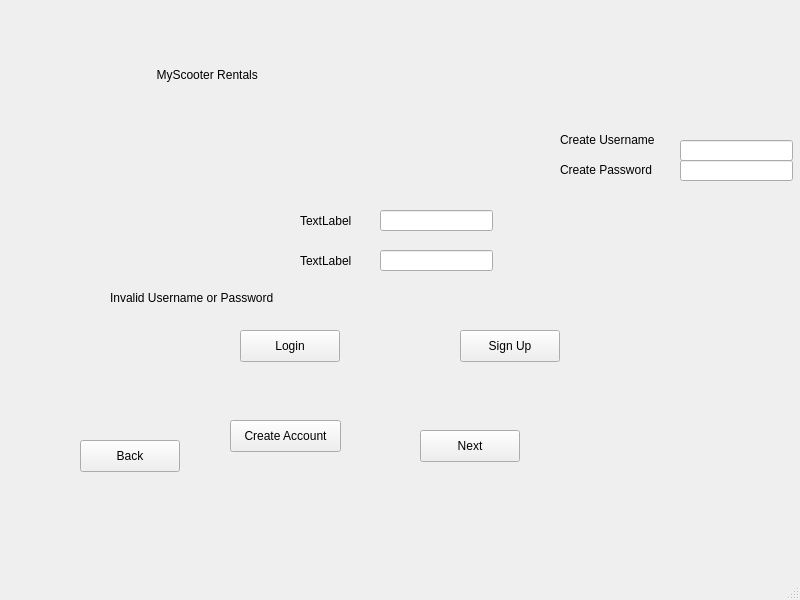
Above: mainwindow.ui from DanielleSamaroo/Group-5-Scooters before the change. Below: the same form after it.
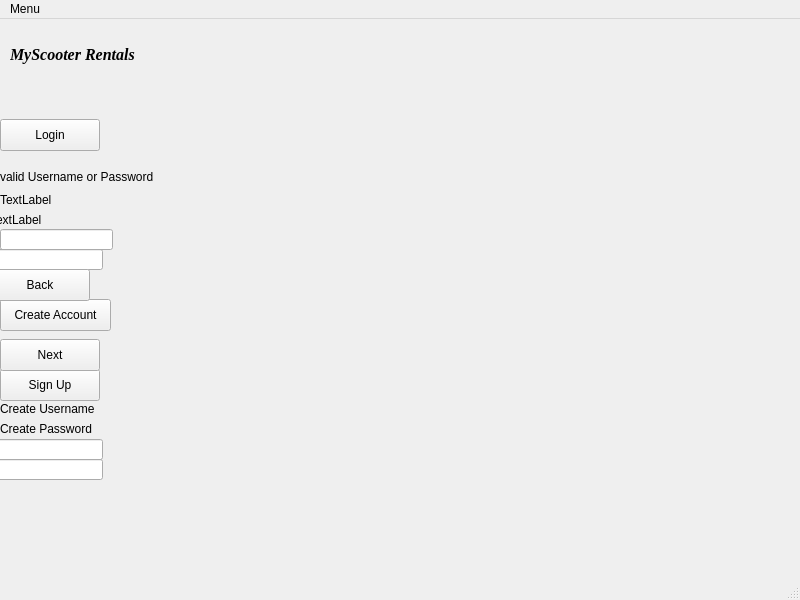
That is the form after the change. Icons and pictures are not drawn.

```diff
--- a/mainwindow.ui
+++ b/mainwindow.ui
@@ -13,18 +13,12 @@
   <property name="windowTitle">
    <string>MainWindow</string>
   </property>
-  <property name="iconSize">
-   <size>
-    <width>24</width>
-    <height>24</height>
-   </size>
-  </property>
   <widget class="QWidget" name="centralwidget">
    <widget class="QPushButton" name="pushButton">
     <property name="geometry">
      <rect>
-      <x>240</x>
-      <y>330</y>
+      <x>0</x>
+      <y>100</y>
       <width>100</width>
       <height>32</height>
      </rect>
@@ -36,8 +30,8 @@
    <widget class="QPushButton" name="pushButton_2">
     <property name="geometry">
      <rect>
-      <x>460</x>
-      <y>330</y>
+      <x>0</x>
+      <y>350</y>
       <width>100</width>
       <height>32</height>
      </rect>
@@ -49,8 +43,8 @@
    <widget class="QLabel" name="label">
     <property name="geometry">
      <rect>
-      <x>300</x>
-      <y>210</y>
+      <x>0</x>
+      <y>170</y>
       <width>71</width>
       <height>21</height>
      </rect>
@@ -62,8 +56,8 @@
    <widget class="QLabel" name="label_2">
     <property name="geometry">
      <rect>
-      <x>300</x>
-      <y>250</y>
+      <x>-10</x>
+      <y>190</y>
       <width>71</width>
       <height>21</height>
      </rect>
@@ -75,7 +69,7 @@
    <widget class="QLineEdit" name="lineEdit">
     <property name="geometry">
      <rect>
-      <x>380</x>
+      <x>0</x>
       <y>210</y>
       <width>113</width>
       <height>21</height>
@@ -85,8 +79,8 @@
    <widget class="QLineEdit" name="lineEdit_2">
     <property name="geometry">
      <rect>
-      <x>380</x>
-      <y>250</y>
+      <x>-10</x>
+      <y>230</y>
       <width>113</width>
       <height>21</height>
      </rect>
@@ -95,8 +89,8 @@
    <widget class="QPushButton" name="pushButton_3">
     <property name="geometry">
      <rect>
-      <x>230</x>
-      <y>420</y>
+      <x>0</x>
+      <y>280</y>
       <width>111</width>
       <height>32</height>
      </rect>
@@ -108,8 +102,8 @@
    <widget class="QPushButton" name="pushButton_4">
     <property name="geometry">
      <rect>
-      <x>420</x>
-      <y>430</y>
+      <x>0</x>
+      <y>320</y>
       <width>100</width>
       <height>32</height>
      </rect>
@@ -121,8 +115,8 @@
    <widget class="QPushButton" name="pushButton_5">
     <property name="geometry">
      <rect>
-      <x>80</x>
-      <y>440</y>
+      <x>-10</x>
+      <y>250</y>
       <width>100</width>
       <height>32</height>
      </rect>
@@ -134,24 +128,29 @@
    <widget class="QLabel" name="label_3">
     <property name="geometry">
      <rect>
-      <x>30</x>
+      <x>10</x>
       <y>0</y>
-      <width>401</width>
-      <height>150</height>
+      <width>421</width>
+      <height>71</height>
      </rect>
     </property>
+    <property name="font">
+     <font>
+      <family>Times New Roman</family>
+      <pointsize>12</pointsize>
+      <italic>true</italic>
+      <bold>true</bold>
+     </font>
+    </property>
     <property name="text">
-     <string>MyScooter Rentals              </string>
-    </property>
-    <property name="alignment">
-     <set>Qt::AlignCenter</set>
+     <string>MyScooter Rentals</string>
     </property>
    </widget>
    <widget class="QLabel" name="label_6">
     <property name="geometry">
      <rect>
-      <x>560</x>
-      <y>130</y>
+      <x>0</x>
+      <y>380</y>
       <width>111</width>
       <height>20</height>
      </rect>
@@ -163,8 +162,8 @@
    <widget class="QLabel" name="label_7">
     <property name="geometry">
      <rect>
-      <x>560</x>
-      <y>160</y>
+      <x>0</x>
+      <y>400</y>
       <width>111</width>
       <height>20</height>
      </rect>
@@ -176,8 +175,8 @@
    <widget class="QLineEdit" name="lineEdit_5">
     <property name="geometry">
      <rect>
-      <x>680</x>
-      <y>140</y>
+      <x>-10</x>
+      <y>420</y>
       <width>113</width>
       <height>21</height>
      </rect>
@@ -186,8 +185,8 @@
    <widget class="QLineEdit" name="lineEdit_6">
     <property name="geometry">
      <rect>
-      <x>680</x>
-      <y>160</y>
+      <x>-10</x>
+      <y>440</y>
       <width>113</width>
       <height>21</height>
      </rect>
@@ -196,8 +195,8 @@
    <widget class="QLabel" name="label_8">
     <property name="geometry">
      <rect>
-      <x>110</x>
-      <y>290</y>
+      <x>-10</x>
+      <y>150</y>
       <width>421</width>
       <height>16</height>
      </rect>
@@ -206,6 +205,44 @@
      <string>Invalid Username or Password</string>
     </property>
    </widget>
+   <widget class="QLabel" name="label_4">
+    <property name="geometry">
+     <rect>
+      <x>360</x>
+      <y>10</y>
+      <width>91</width>
+      <height>81</height>
+     </rect>
+    </property>
+    <property name="autoFillBackground">
+     <bool>false</bool>
+    </property>
+    <property name="text">
+     <string/>
+    </property>
+    <property name="pixmap">
+     <pixmap>../scooter.png</pixmap>
+    </property>
+    <property name="scaledContents">
+     <bool>true</bool>
+    </property>
+    <property name="wordWrap">
+     <bool>false</bool>
+    </property>
+   </widget>
+   <widget class="QLabel" name="label_5">
+    <property name="geometry">
+     <rect>
+      <x>380</x>
+      <y>300</y>
+      <width>241</width>
+      <height>16</height>
+     </rect>
+    </property>
+    <property name="text">
+     <string/>
+    </property>
+   </widget>
   </widget>
   <widget class="QMenuBar" name="menubar">
    <property name="geometry">
@@ -213,9 +250,15 @@
      <x>0</x>
      <y>0</y>
      <width>800</width>
-     <height>21</height>
+     <height>24</height>
     </rect>
    </property>
+   <widget class="QMenu" name="menuMenu">
+    <property name="title">
+     <string>Menu</string>
+    </property>
+   </widget>
+   <addaction name="menuMenu"/>
   </widget>
   <widget class="QStatusBar" name="statusbar"/>
  </widget>
```
Left out of the diff: 32 changed lines with no effect on the pictures.
